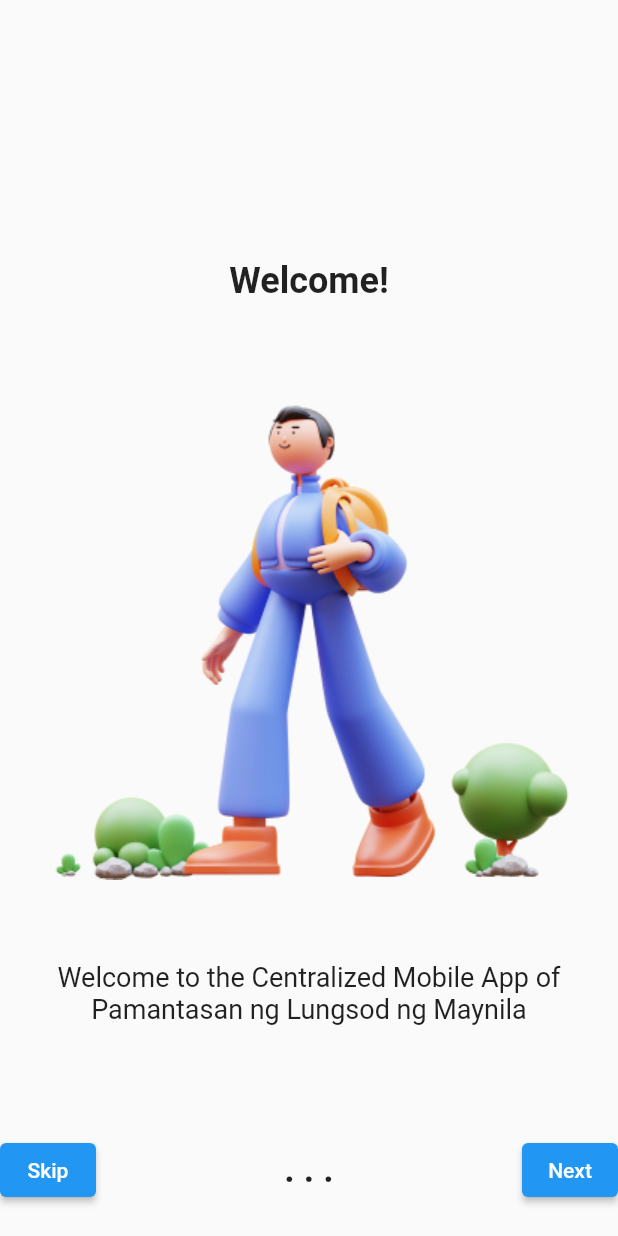
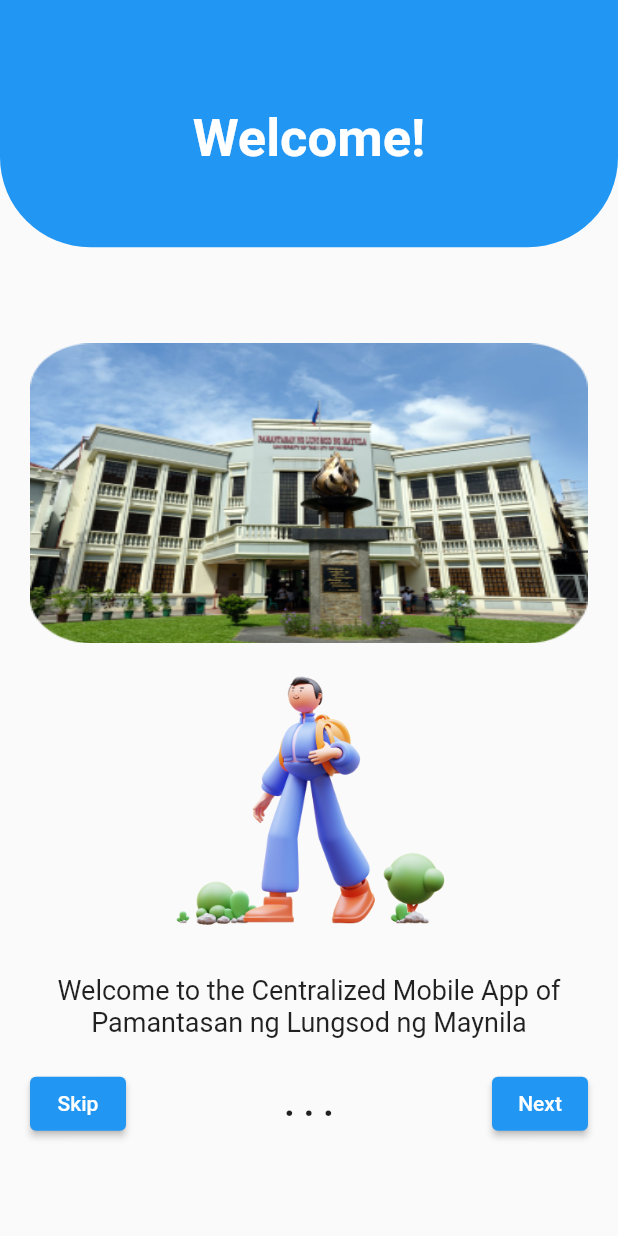
Before and after one commit to kya-nicoh/PLMAPP-authlogin, a Flutter app: the screen it shows after launch, on a phone screen of 412 x 824 dp. Run offline on Flutter 3.47's test engine with Material 2 defaults, Android fonts, the phone set to English and light mode, and no system bars; our stand-ins replace firebase_auth, firebase_core; accounts and stored records are empty.

Commit message:
Changes in Ui
I changed the page 1 to 3 and add functionality on the pages

```diff
--- a/lib/pages/home_page.dart
+++ b/lib/pages/home_page.dart
@@ -12,7 +12,7 @@ class HomePage extends StatelessWidget {
   }
 
   Widget _title() {
-    return const Text('Firebase Auth');
+    return const Text('PLM APP');
   }
 
   Widget _userUid() {
--- a/lib/pages/page1.dart
+++ b/lib/pages/page1.dart
@@ -22,28 +22,52 @@ class Page1 extends StatelessWidget {
   @override
   Widget build(BuildContext context) {
     return Scaffold(
-      body: Container(
-        height: MediaQuery.of(context).size.height,
-        child: Column(
-          mainAxisAlignment: MainAxisAlignment.spaceBetween,
+      body: Column(
         children: [
-            Expanded(
+          Container(
+            width: double.infinity,
+            height: MediaQuery.of(context).size.height * 0.2,
+            decoration: BoxDecoration(
+              color: Colors.blue,
+              borderRadius: BorderRadius.only(
+                bottomLeft: Radius.circular(60),
+                bottomRight: Radius.circular(60),
+              ),
+            ),
+            child: Center(
               child: Column(
                 mainAxisAlignment: MainAxisAlignment.center,
                 children: [
-                  const Padding(
-                    padding: EdgeInsets.only(top: 100),
-                    child: Text(
+                  SizedBox(height: 20),
+                  Text(
                     'Welcome!',
-                      style:
-                          TextStyle(fontSize: 24, fontWeight: FontWeight.bold),
+                    style: TextStyle(
+                      fontSize: 35,
+                      fontWeight: FontWeight.bold,
+                      color: Colors.white,
                     ),
                   ),
-                  SizedBox(height: 20),
+                ],
+              ),
+            ),
+          ),
+          Expanded(
+            child: Padding(
+              padding: const EdgeInsets.symmetric(horizontal: 20),
+              child: Column(
+                mainAxisAlignment: MainAxisAlignment.center,
+                children: [
+                  Image.asset(
+                    'lib/images/plm.png', // Replace with your second image asset path
+                    width: 500,
+                    height: 200,
+                    fit: BoxFit.fill,
+                  ),
+                  SizedBox(height: 1),
                   Image.asset(
                     'lib/images/welcome_image.png', // Replace with your actual image asset path
-                    width: 400,
-                    height: 400,
+                    width: 200,
+                    height: 200,
                   ),
                   SizedBox(height: 20),
                   const Center(
@@ -53,12 +77,9 @@ class Page1 extends StatelessWidget {
                       textAlign: TextAlign.center,
                     ),
                   ),
-                ],
-              ),
-            ),
-            Padding(
-              padding: const EdgeInsets.only(bottom: 20),
-              child: Row(
+
+                  SizedBox(height: 20),
+                  Row(
                     mainAxisAlignment: MainAxisAlignment.spaceBetween,
                     children: [
                       ElevatedButton(
@@ -75,9 +96,11 @@ class Page1 extends StatelessWidget {
                       ),
                     ],
                   ),
+                ],
+              ),
+            ),
           ),
         ],
-        ),
       ),
     );
   }
--- a/pubspec.yaml
+++ b/pubspec.yaml
@@ -12,6 +12,7 @@ dependencies:
 
   firebase_core: ^2.13.0
   firebase_auth: ^4.6.1
+  url_launcher: ^6.1.11
 
 dev_dependencies:
   flutter_test:
```
Also changed, not shown: lib/pages/page2.dart (+43 -13 lines), lib/pages/page3.dart (+65 -45 lines), lib/images/plm.png (added), pubspec.lock, 5 other files. Lines whose indentation alone changed are shown as unchanged.
